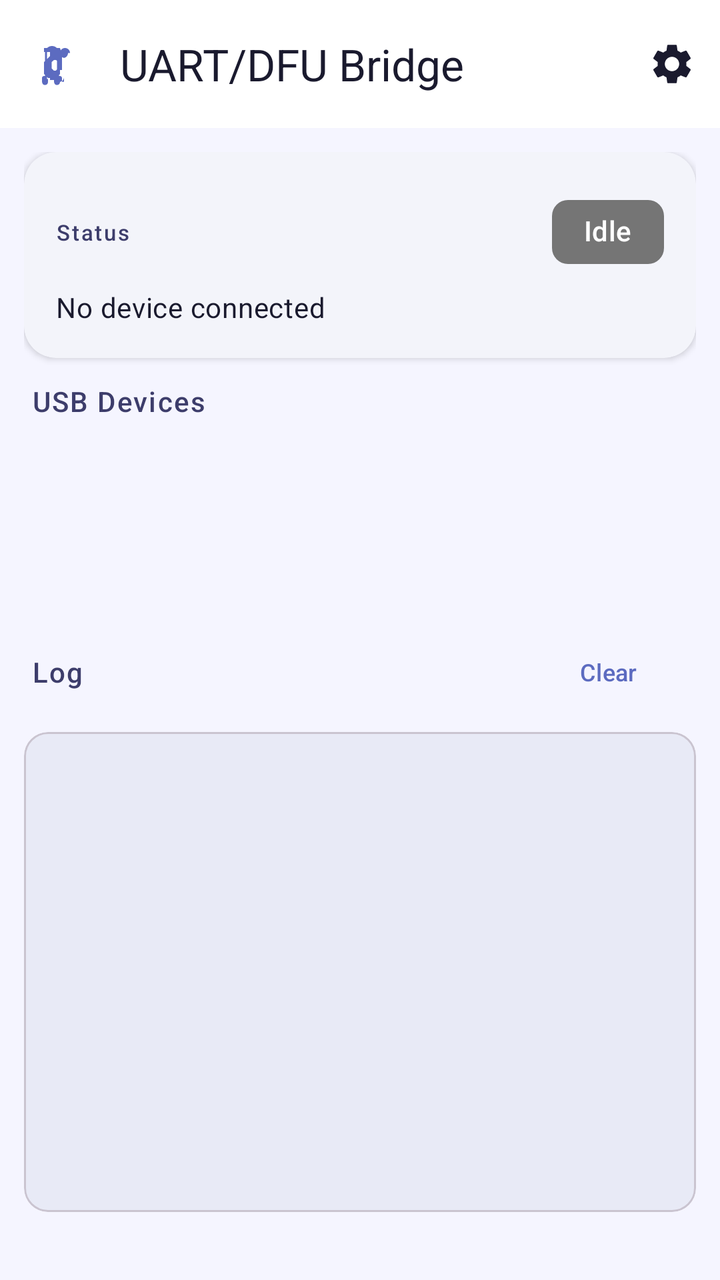
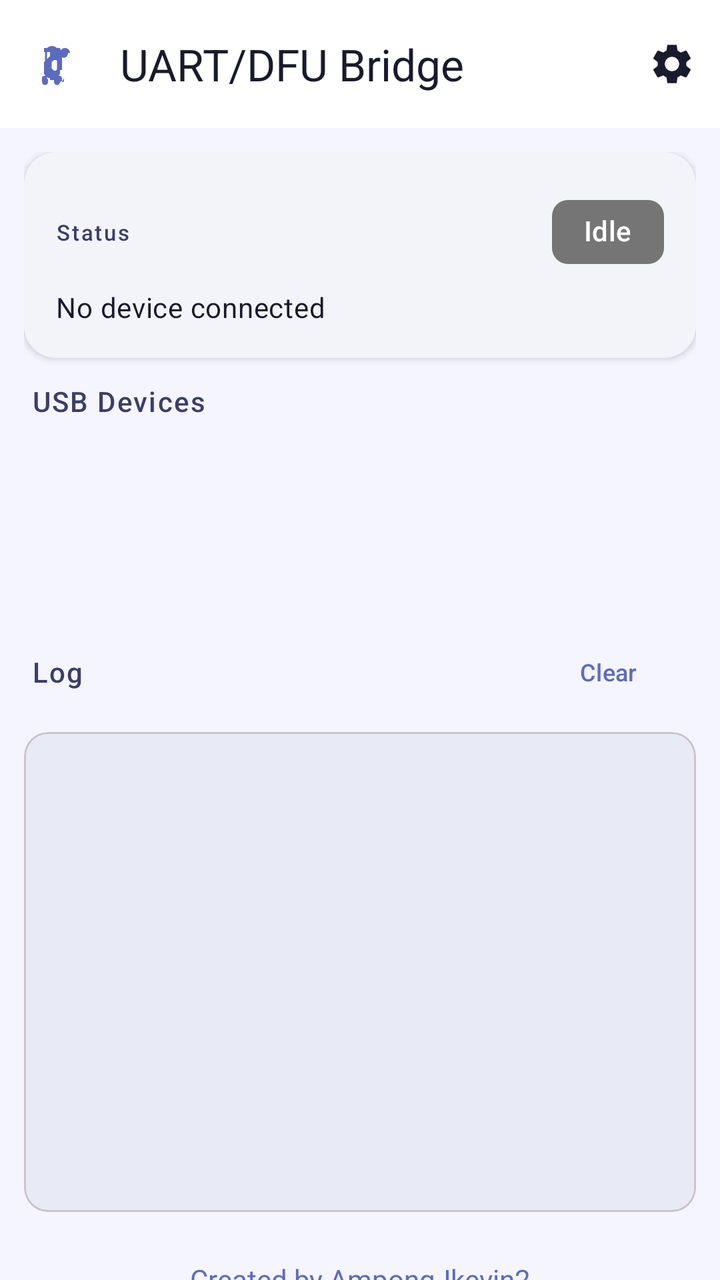

Compare the two renders of this Android layout. The source of the first and the diff that turns it into the second are given below.
<!-- AndroidManifest.xml: application theme Theme.UartDfuBridge -->
<!-- res/layout/activity_main.xml -->
<?xml version="1.0" encoding="utf-8"?>
<androidx.coordinatorlayout.widget.CoordinatorLayout
    xmlns:android="http://schemas.android.com/apk/res/android"
    xmlns:app="http://schemas.android.com/apk/res-auto"
    android:layout_width="match_parent"
    android:layout_height="match_parent"
    android:background="?attr/android:colorBackground">

    
    <com.google.android.material.appbar.AppBarLayout
        android:id="@+id/appBarLayout"
        android:layout_width="match_parent"
        android:layout_height="wrap_content"
        android:background="?attr/colorSurface"
        app:elevation="4dp">

        <com.google.android.material.appbar.MaterialToolbar
            android:id="@+id/toolbar"
            android:layout_width="match_parent"
            android:layout_height="?attr/actionBarSize"
            app:title="UART/DFU Bridge"
            app:titleTextColor="?attr/colorOnSurface"
            app:navigationIcon="@drawable/ic_usb"
            app:navigationIconTint="?attr/colorPrimary"
            app:menu="@menu/main_menu"/>

    </com.google.android.material.appbar.AppBarLayout>

    
    <androidx.core.widget.NestedScrollView
        android:layout_width="match_parent"
        android:layout_height="match_parent"
        app:layout_behavior="@string/appbar_scrolling_view_behavior">

        <LinearLayout
            android:layout_width="match_parent"
            android:layout_height="wrap_content"
            android:orientation="vertical"
            android:padding="12dp">

            
            <com.google.android.material.card.MaterialCardView
                android:id="@+id/cardStatus"
                android:layout_width="match_parent"
                android:layout_height="wrap_content"
                android:layout_marginBottom="12dp"
                app:cardCornerRadius="16dp"
                app:cardElevation="2dp"
                app:strokeWidth="0dp">

                <LinearLayout
                    android:layout_width="match_parent"
                    android:layout_height="wrap_content"
                    android:orientation="vertical"
                    android:padding="16dp">

                    <LinearLayout
                        android:layout_width="match_parent"
                        android:layout_height="wrap_content"
                        android:orientation="horizontal"
                        android:gravity="center_vertical">

                        <TextView
                            android:layout_width="0dp"
                            android:layout_height="wrap_content"
                            android:layout_weight="1"
                            android:text="Status"
                            android:textAppearance="?attr/textAppearanceLabelSmall"
                            android:textColor="?attr/colorOnSurfaceVariant"
                            android:letterSpacing="0.08"/>

                        <com.google.android.material.chip.Chip
                            android:id="@+id/chipStatus"
                            android:layout_width="wrap_content"
                            android:layout_height="wrap_content"
                            android:text="Idle"
                            android:textColor="@color/white"
                            app:chipBackgroundColor="@color/status_idle"
                            app:chipStrokeWidth="0dp"
                            style="@style/Widget.Material3.Chip.Assist"
                            android:clickable="false"/>

                    </LinearLayout>

                    <TextView
                        android:id="@+id/tvStatusDetail"
                        android:layout_width="match_parent"
                        android:layout_height="wrap_content"
                        android:layout_marginTop="4dp"
                        android:text="No device connected"
                        android:textAppearance="?attr/textAppearanceBodyMedium"
                        android:textColor="?attr/colorOnSurface"/>

                    <com.google.android.material.button.MaterialButton
                        android:id="@+id/btnReconnect"
                        android:layout_width="wrap_content"
                        android:layout_height="wrap_content"
                        android:layout_marginTop="8dp"
                        android:text="@string/reconnect"
                        android:visibility="gone"
                        style="@style/Widget.Material3.Button.OutlinedButton"/>

                </LinearLayout>
            </com.google.android.material.card.MaterialCardView>

            
            <TextView
                android:layout_width="wrap_content"
                android:layout_height="wrap_content"
                android:text="USB Devices"
                android:textAppearance="?attr/textAppearanceTitleSmall"
                android:textColor="?attr/colorOnSurfaceVariant"
                android:letterSpacing="0.05"
                android:layout_marginStart="4dp"
                android:layout_marginBottom="6dp"/>

            <androidx.recyclerview.widget.RecyclerView
                android:id="@+id/rvDevices"
                android:layout_width="match_parent"
                android:layout_height="wrap_content"
                android:nestedScrollingEnabled="false"
                android:minHeight="80dp"/>

            
            <com.google.android.material.card.MaterialCardView
                android:id="@+id/panelSerial"
                android:layout_width="match_parent"
                android:layout_height="wrap_content"
                android:layout_marginTop="12dp"
                android:visibility="gone"
                app:cardCornerRadius="16dp"
                app:cardElevation="2dp"
                app:strokeColor="?attr/colorPrimary"
                app:strokeWidth="1dp">

                <LinearLayout
                    android:layout_width="match_parent"
                    android:layout_height="wrap_content"
                    android:orientation="vertical"
                    android:padding="16dp">

                    <TextView
                        android:layout_width="wrap_content"
                        android:layout_height="wrap_content"
                        android:text="Serial Bridge"
                        android:textAppearance="?attr/textAppearanceTitleMedium"
                        android:textColor="?attr/colorPrimary"
                        android:layout_marginBottom="12dp"/>

                    <LinearLayout
                        android:layout_width="match_parent"
                        android:layout_height="wrap_content"
                        android:orientation="horizontal"
                        android:layout_marginBottom="12dp">

                        <com.google.android.material.textfield.TextInputLayout
                            android:layout_width="0dp"
                            android:layout_height="wrap_content"
                            android:layout_weight="1"
                            android:layout_marginEnd="8dp"
                            android:hint="@string/port_label"
                            style="@style/Widget.Material3.TextInputLayout.OutlinedBox.Dense">
                            <com.google.android.material.textfield.TextInputEditText
                                android:id="@+id/etPort"
                                android:layout_width="match_parent"
                                android:layout_height="wrap_content"
                                android:inputType="number"
                                android:text="8080"/>
                        </com.google.android.material.textfield.TextInputLayout>

                        <com.google.android.material.textfield.TextInputLayout
                            android:layout_width="0dp"
                            android:layout_height="wrap_content"
                            android:layout_weight="1"
                            android:hint="Baud Rate"
                            style="@style/Widget.Material3.TextInputLayout.OutlinedBox.Dense">
                            <com.google.android.material.textfield.TextInputEditText
                                android:id="@+id/etBaud"
                                android:layout_width="match_parent"
                                android:layout_height="wrap_content"
                                android:inputType="number"
                                android:text="115200"/>
                        </com.google.android.material.textfield.TextInputLayout>
                    </LinearLayout>

                    <com.google.android.material.materialswitch.MaterialSwitch
                        android:id="@+id/cbDtr"
                        android:layout_width="wrap_content"
                        android:layout_height="wrap_content"
                        android:text="Assert DTR on open"
                        android:checked="true"
                        android:layout_marginBottom="12dp"/>

                    <LinearLayout
                        android:layout_width="match_parent"
                        android:layout_height="wrap_content"
                        android:orientation="horizontal">

                        <com.google.android.material.button.MaterialButton
                            android:id="@+id/btnStartBridge"
                            android:layout_width="0dp"
                            android:layout_height="wrap_content"
                            android:layout_weight="1"
                            android:layout_marginEnd="8dp"
                            android:text="@string/start"/>

                        <com.google.android.material.button.MaterialButton
                            android:id="@+id/btnStopBridge"
                            android:layout_width="0dp"
                            android:layout_height="wrap_content"
                            android:layout_weight="1"
                            android:enabled="false"
                            android:text="@string/stop"
                            style="@style/Widget.Material3.Button.OutlinedButton"/>
                    </LinearLayout>
                </LinearLayout>
            </com.google.android.material.card.MaterialCardView>

            
            <com.google.android.material.card.MaterialCardView
                android:id="@+id/panelDfu"
                android:layout_width="match_parent"
                android:layout_height="wrap_content"
                android:layout_marginTop="12dp"
                android:visibility="gone"
                app:cardCornerRadius="16dp"
                app:cardElevation="2dp"
                app:strokeColor="?attr/colorSecondary"
                app:strokeWidth="1dp">

                <LinearLayout
                    android:layout_width="match_parent"
                    android:layout_height="wrap_content"
                    android:orientation="vertical"
                    android:padding="16dp">

                    <TextView
                        android:layout_width="wrap_content"
                        android:layout_height="wrap_content"
                        android:text="DFU Flash — Arduino Uno R4 Minima"
                        android:textAppearance="?attr/textAppearanceTitleMedium"
                        android:textColor="?attr/colorSecondary"
                        android:layout_marginBottom="12dp"/>

                    <LinearLayout
                        android:layout_width="match_parent"
                        android:layout_height="wrap_content"
                        android:orientation="horizontal"
                        android:gravity="center_vertical"
                        android:layout_marginBottom="12dp">

                        <com.google.android.material.button.MaterialButton
                            android:id="@+id/btnPickFile"
                            android:layout_width="wrap_content"
                            android:layout_height="wrap_content"
                            android:text="@string/pick_file"
                            android:layout_marginEnd="12dp"
                            style="@style/Widget.Material3.Button.OutlinedButton"/>

                        <TextView
                            android:id="@+id/tvFileName"
                            android:layout_width="0dp"
                            android:layout_height="wrap_content"
                            android:layout_weight="1"
                            android:text="@string/no_file_selected"
                            android:textAppearance="?attr/textAppearanceBodySmall"
                            android:textColor="?attr/colorOnSurfaceVariant"
                            android:ellipsize="middle"
                            android:singleLine="true"/>
                    </LinearLayout>

                    <com.google.android.material.progressindicator.LinearProgressIndicator
                        android:id="@+id/progressDfu"
                        android:layout_width="match_parent"
                        android:layout_height="wrap_content"
                        android:layout_marginBottom="12dp"
                        android:visibility="invisible"
                        app:trackCornerRadius="4dp"/>

                    <com.google.android.material.button.MaterialButton
                        android:id="@+id/btnFlash"
                        android:layout_width="match_parent"
                        android:layout_height="wrap_content"
                        android:enabled="false"
                        android:text="@string/flash"/>
                </LinearLayout>
            </com.google.android.material.card.MaterialCardView>

            
            <LinearLayout
                android:layout_width="match_parent"
                android:layout_height="wrap_content"
                android:orientation="horizontal"
                android:gravity="center_vertical"
                android:layout_marginTop="16dp"
                android:layout_marginBottom="6dp">

                <TextView
                    android:layout_width="0dp"
                    android:layout_height="wrap_content"
                    android:layout_weight="1"
                    android:text="Log"
                    android:textAppearance="?attr/textAppearanceTitleSmall"
                    android:textColor="?attr/colorOnSurfaceVariant"
                    android:letterSpacing="0.05"
                    android:layout_marginStart="4dp"/>

                <com.google.android.material.button.MaterialButton
                    android:id="@+id/btnClearLog"
                    android:layout_width="wrap_content"
                    android:layout_height="wrap_content"
                    android:text="Clear"
                    android:textSize="12sp"
                    style="@style/Widget.Material3.Button.TextButton"/>
            </LinearLayout>

            <com.google.android.material.card.MaterialCardView
                android:layout_width="match_parent"
                android:layout_height="wrap_content"
                android:layout_marginBottom="16dp"
                app:cardCornerRadius="12dp"
                app:cardElevation="0dp"
                app:cardBackgroundColor="?attr/colorSurfaceVariant">

                <ScrollView
                    android:id="@+id/scrollLog"
                    android:layout_width="match_parent"
                    android:layout_height="240dp">

                    <TextView
                        android:id="@+id/tvLog"
                        android:layout_width="match_parent"
                        android:layout_height="wrap_content"
                        android:fontFamily="monospace"
                        android:padding="12dp"
                        android:textColor="?attr/colorOnSurfaceVariant"/>
                </ScrollView>
            </com.google.android.material.card.MaterialCardView>

        </LinearLayout>
    </androidx.core.widget.NestedScrollView>

</androidx.coordinatorlayout.widget.CoordinatorLayout>
<!-- resources referenced by this layout -->
<resources>
  <color name="status_idle">#757575</color>
  <color name="white">#FFFFFFFF</color>
  <!-- drawable ic_usb (drawable) -->
  <vector xmlns:android="http://schemas.android.com/apk/res/android"
      android:width="24dp"
      android:height="24dp"
      android:viewportWidth="24"
      android:viewportHeight="24"
      android:tint="?attr/colorControlNormal">
      <path
          android:fillColor="@android:color/white"
          android:pathData="M15,7l-1,-3H6v2h3v2l-3,3v6l2,2h1v1h2v-1h1l2,-2v-2h1v-4L15,7zM13,14.17l-1.17,1.17-0.83,0-1.17,-1.17L9.83,11l1.17,-1l1,0l1.17,1L13,14.17zM19,6.5C19,5.12 17.88,4 16.5,4S14,5.12 14,6.5c0,1.25 0.88,2.3 2,2.45V20.5C16,20.78 15.78,21 15.5,21S15,20.78 15,20.5V19c0,-0.55 -0.45,-1 -1,-1h-0.5V6.5C13.5,4.57 11.93,3 10,3S6.5,4.57 6.5,6.5V18H6c-0.55,0 -1,0.45 -1,1v1.5C5,21.88 5.62,22.5 6.5,22.5S8,21.88 8,21v-1.5H7.5V6.5C7.5,5.12 8.62,4 10,4s2.5,1.12 2.5,2.5V18H12c-0.55,0 -1,0.45 -1,1v1.5C11,21.88 11.62,22.5 12.5,22.5S14,21.88 14,21v-0.05c1.27,-0.24 2,-1.35 2,-2.45V8.95C17.12,8.8 18,7.75 18,6.5z"/>
  </vector>
  <string name="flash">Flash Firmware</string>
  <string name="no_file_selected">No firmware file selected</string>
  <string name="pick_file">Pick .bin</string>
  <string name="port_label">TCP Port</string>
  <string name="reconnect">Reconnect</string>
  <string name="start">Start Bridge</string>
  <string name="stop">Stop Bridge</string>
  <color name="md_primary">#5C6BC0</color>
  <color name="md_on_primary">#FFFFFF</color>
  <color name="md_primary_container">#E8EAF6</color>
  <color name="md_on_primary_container">#1A237E</color>
  <color name="md_secondary">#00ACC1</color>
  <color name="md_on_secondary">#FFFFFF</color>
  <color name="md_secondary_container">#E0F7FA</color>
  <color name="md_on_secondary_container">#00363A</color>
  <color name="md_tertiary">#7E57C2</color>
  <color name="md_on_tertiary">#FFFFFF</color>
  <color name="md_tertiary_container">#EDE7F6</color>
  <color name="md_on_tertiary_container">#4527A0</color>
  <color name="md_background">#F5F5FF</color>
  <color name="md_surface">#FFFFFF</color>
  <color name="md_on_surface">#1A1A2E</color>
  <color name="md_surface_variant">#E8EAF6</color>
  <color name="md_on_surface_variant">#3D3D6B</color>
  <color name="md_outline">#9494C0</color>
  <color name="md_error">#B00020</color>
  <color name="md_on_error">#FFFFFF</color>
  <!-- unchanged entries left out for length: 1 -->
</resources>

<!-- the commit's change to res/layout/activity_main.xml (unified diff, before → after) -->
@@ -337,6 +337,20 @@
                 </ScrollView>
             </com.google.android.material.card.MaterialCardView>
 
+            
+            <TextView
+                android:id="@+id/tvCredits"
+                android:layout_width="match_parent"
+                android:layout_height="wrap_content"
+                android:text="Created by AmpongJkevin2"
+                android:textAlignment="center"
+                android:textColor="?attr/colorPrimary"
+                android:padding="8dp"
+                android:layout_marginBottom="8dp"
+                android:clickable="true"
+                android:focusable="true"
+                android:background="?attr/selectableItemBackground"/>
+
         </LinearLayout>
     </androidx.core.widget.NestedScrollView>
 
